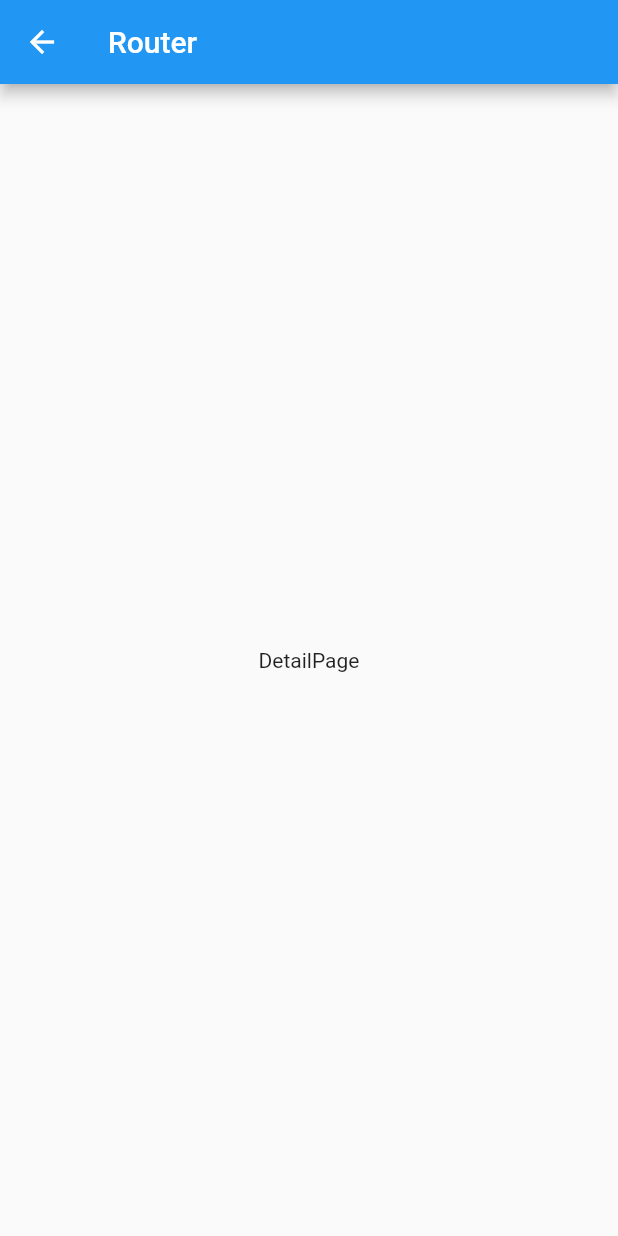
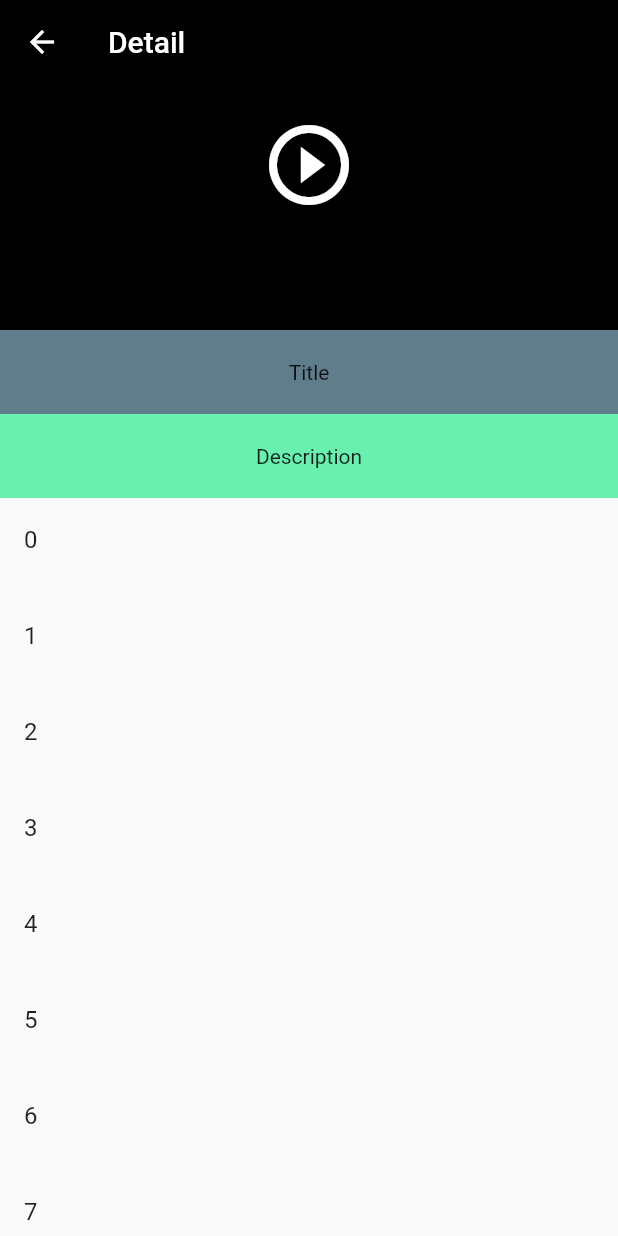
Before and after one commit to devin1014/flutter_myapp, a Flutter app: the DetailPage screen opened by its route, on a phone screen of 412 x 824 dp. Run offline on Flutter 3.47's test engine with Material 2 defaults, Android fonts, the phone set to English and light mode, and no system bars; our stand-ins replace cookie_jar, dio, dio_cookie_manager, extended_image, fluro, fluttertoast and 5 more; missing offline and left inert: $path, ${buildStep.inputId.package}, analyzer, build, dio_cache_interceptor, source_gen and 1 more; accounts and stored records are empty; network calls fail; statements that could not run were skipped; project files that could hold a hidden picture were left out.

Commit message:
[update] detail page

```diff
--- a/lib/module/detail/detail.dart
+++ b/lib/module/detail/detail.dart
@@ -1,14 +1,120 @@
 import 'package:flutter/material.dart';
+import 'package:flutter_router_demo/util/logger.dart';
+import 'package:provider/provider.dart';
 
-class DetailPage extends StatelessWidget {
+class DetailPage extends StatefulWidget {
   const DetailPage({Key? key}) : super(key: key);
+
+  @override
+  State<StatefulWidget> createState() => _DetailPageState();
+}
+
+class _DetailPageState extends State<DetailPage> {
+  final ScrollController scrollController = ScrollController();
+  final anchorViewNotifier = ValueNotifier<bool>(false);
+
+  @override
+  void initState() {
+    super.initState();
+    scrollController.addListener(_onScrollChanged);
+    Future.delayed(const Duration(seconds: 5), () {
+      anchorViewNotifier.value = true;
+    });
+  }
+
+  @override
+  void dispose() {
+    anchorViewNotifier.dispose();
+    scrollController.removeListener(_onScrollChanged);
+    super.dispose();
+  }
+
+  void _onScrollChanged() {
+    // Log.d("onScroll: ${scrollController.position.pixels}");
+    //TODO: should get appBar height dynamic.
+    anchorViewNotifier.value = scrollController.position.pixels > 160;
+  }
 
   @override
   Widget build(BuildContext context) {
     return Scaffold(
-      appBar: AppBar(title: const Text("Router")),
-      body: const Center(
-        child: Text("DetailPage"),
+      body: ChangeNotifierProvider(
+        create: (_) => anchorViewNotifier,
+        child: Stack(
+          children: [
+            NestedScrollView(
+              controller: scrollController,
+              headerSliverBuilder: (context, innerBoxIsScrolled) {
+                Log.w("innerBoxIsScrolled: $innerBoxIsScrolled");
+                //TODO: set value here, state error! notifier when setState or markDirty.
+                //TODO: check code.
+                // anchorViewNotifier.value = innerBoxIsScrolled;
+                return [
+                  SliverOverlapAbsorber(
+                    handle: NestedScrollView.sliverOverlapAbsorberHandleFor(context),
+                    sliver: SliverAppBar(
+                      pinned: true,
+                      title: const Text("Detail"),
+                      expandedHeight: 220,
+                      flexibleSpace: FlexibleSpaceBar(
+                        background: Container(
+                            width: double.infinity,
+                            color: Colors.black,
+                            child: const Center(
+                              child: Icon(Icons.play_circle_outline, color: Colors.white, size: 64),
+                            )),
+                      ),
+                    ),
+                  )
+                ];
+              },
+              body: Builder(builder: (buildContext) {
+                return CustomScrollView(
+                  slivers: [
+                    SliverOverlapInjector(handle: NestedScrollView.sliverOverlapAbsorberHandleFor(buildContext)),
+                    SliverToBoxAdapter(
+                      child: Column(children: [
+                        Container(
+                            height: 56,
+                            color: Colors.blueGrey,
+                            alignment: Alignment.center,
+                            child: const Text("Title")),
+                        Container(
+                            height: 56,
+                            color: Colors.greenAccent,
+                            alignment: Alignment.center,
+                            child: const Text("Description")),
+                      ]),
+                    ),
+                    SliverFixedExtentList(
+                      itemExtent: 64,
+                      delegate: SliverChildBuilderDelegate(
+                        (context, index) {
+                          return InkWell(
+                            onTap: () {},
+                            child: ListTile(title: Text(index.toString())),
+                          );
+                        },
+                        childCount: 20,
+                      ),
+                    ),
+                  ],
+                );
+              }),
+            ),
+            Positioned(
+              right: 12,
+              bottom: 24,
+              child: Consumer<ValueNotifier<bool>>(builder: (context, model, child) {
+                return AnimatedOpacity(
+                  opacity: model.value ? 1.0 : 0.0,
+                  duration: const Duration(milliseconds: 250),
+                  child: Container(width: 164, height: 96, color: Colors.red),
+                );
+              }),
+            ),
+          ],
+        ),
       ),
     );
   }
--- a/lib/module/game/pages/schedule_list.dart
+++ b/lib/module/game/pages/schedule_list.dart
@@ -4,6 +4,7 @@ import 'package:extended_image/extended_image.dart';
 import 'package:flutter/material.dart';
 import 'package:flutter_router_demo/common/http/http.dart';
 import 'package:flutter_router_demo/module/game/model/model.dart';
+import 'package:flutter_router_demo/routers.dart';
 import 'package:flutter_router_demo/util/date.dart';
 import 'package:flutter_router_demo/util/image.dart';
 import 'package:flutter_router_demo/util/util.dart';
@@ -103,7 +104,7 @@ class _SchedulePageState extends State<SchedulePage> {
         itemBuilder: (context, index) {
           return InkWell(
             onTap: () {
-              //TODO
+              Routers.navigateTo(context, Routers.detail);
             },
             child: _buildItem(list[index]),
           );
```
Also changed, not shown: lib/main.dart (+6 -2 lines), lib/module/settings/setting.dart (+20 -36 lines), lib/language/resources/_key.g.dart.
